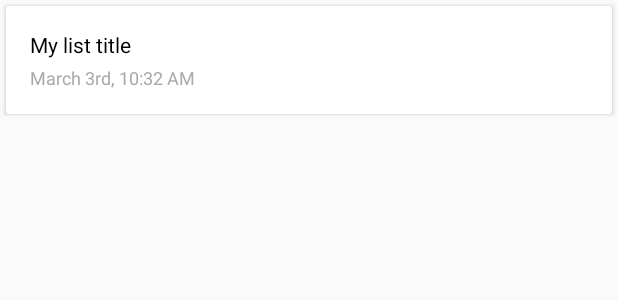
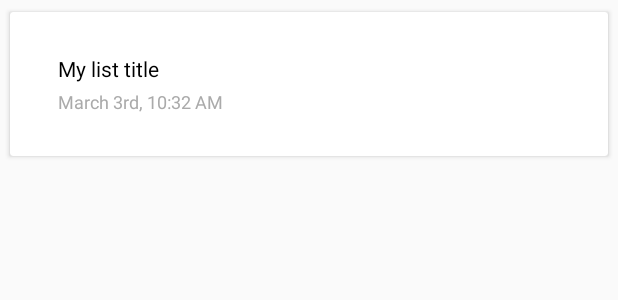
Before and after one commit to btdrucke/listster, an Android app: the layout list_item_row.xml on its own in the app's theme, with its tools: preview values and no code run, on a phone screen of 412 x 824 dp. Shown: the top 300 px of the screen. Run offline under Robolectric (Android 15) with nearby library versions, the phone set to English and light mode, and no system bars.

```diff
--- a/app/src/main/res/layout/list_item_row.xml
+++ b/app/src/main/res/layout/list_item_row.xml
@@ -5,11 +5,17 @@
     <android.support.v7.widget.CardView
         android:id="@+id/card_view"
         android:clickable="true"
+        android:elevation="1dp"
         android:foreground="?android:attr/selectableItemBackground"
         android:layout_height="wrap_content"
         android:layout_margin="4dp"
         android:layout_width="match_parent"
-        app:cardCornerRadius="2dp">
+        app:cardCornerRadius="2dp"
+        app:cardUseCompatPadding="true"
+        app:contentPaddingBottom="@dimen/card_view_vertical_padding"
+        app:contentPaddingLeft="@dimen/activity_horizontal_margin"
+        app:contentPaddingRight="@dimen/activity_horizontal_margin"
+        app:contentPaddingTop="@dimen/card_view_vertical_padding">
 
         <LinearLayout
             android:layout_height="wrap_content"
--- a/app/src/main/res/values/dimens.xml
+++ b/app/src/main/res/values/dimens.xml
@@ -7,4 +7,5 @@
     <dimen name="icon_bottom_margin">24dp</dimen>
     <dimen name="title_bottom_margin">16dp</dimen>
     <dimen name="field_width_standard">160dp</dimen>
+    <dimen name="card_view_vertical_padding">12dp</dimen>
 </resources>
```
Also changed, not shown: app/src/main/java/com/whizbang/listster/MainActivity.java (+11 -10 lines), app/src/main/res/layout/activity_main.xml (+25 -25 lines).
